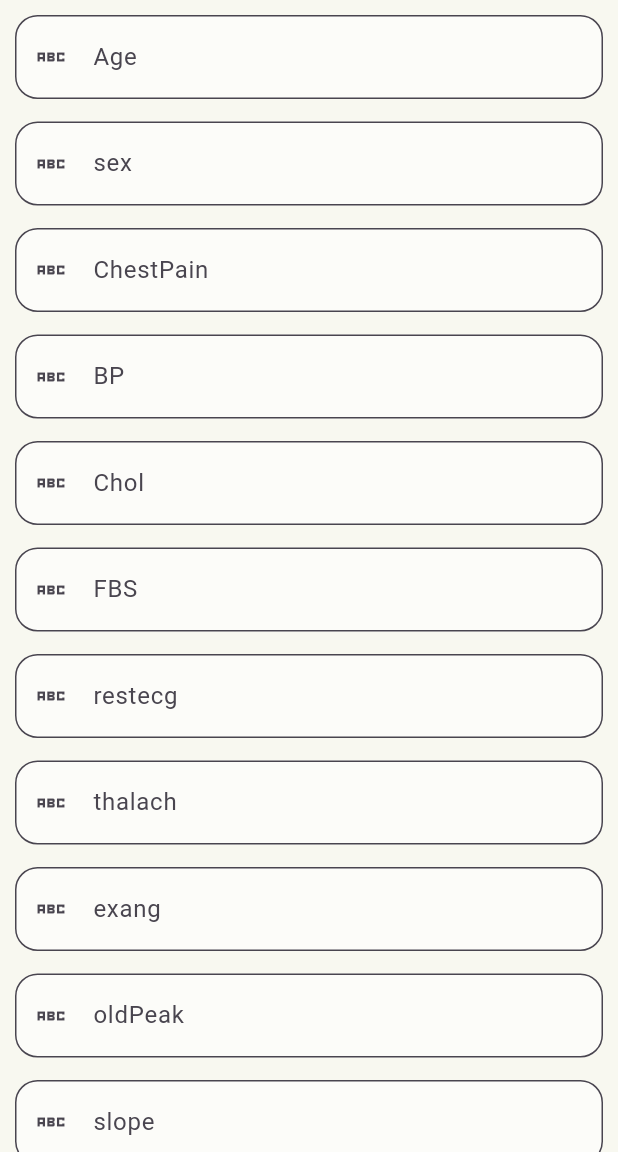
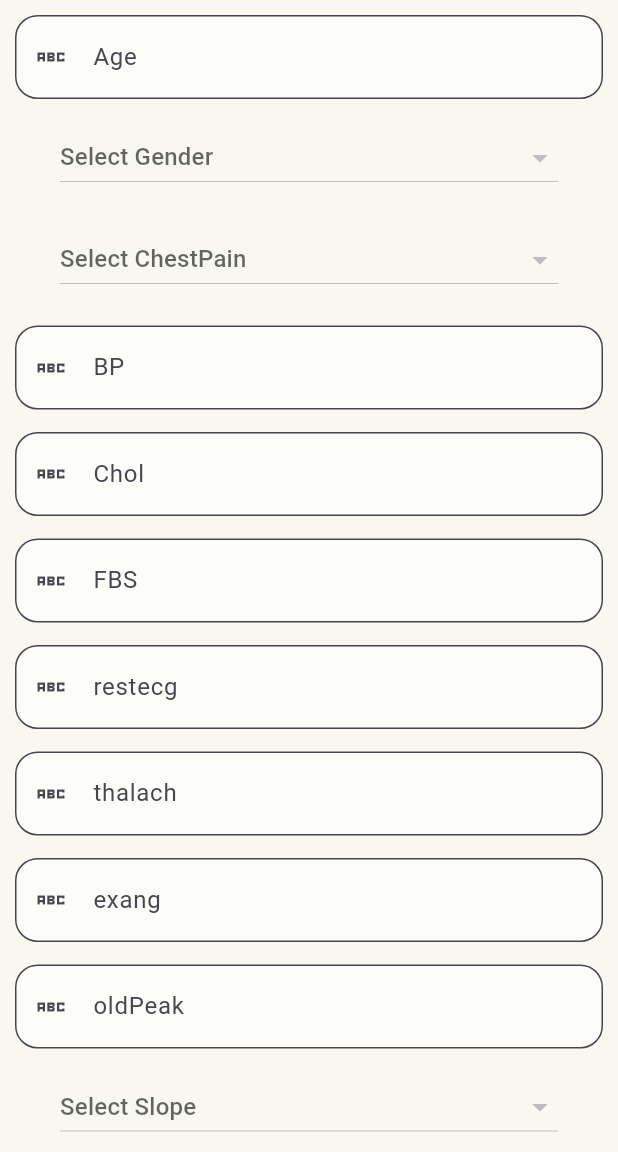
Before and after one commit to padman-1/heart-disease-prediction-mobile-app, a Flutter app: the screen it shows after launch, on a phone screen of 412 x 824 dp, the part 84-1236 px from its top. Run offline on Flutter 3.47's test engine with Material 3 defaults, Android fonts, the phone set to English and light mode, and no system bars; our stand-ins replace bloc, dio, flutter_bloc; generated files the repository leaves out were written again.

Commit message:
modified home page to include dropdown fields

```diff
--- a/lib/pages/home_page.dart
+++ b/lib/pages/home_page.dart
@@ -5,7 +5,11 @@ import 'package:flutter_bloc/flutter_bloc.dart';
 import 'package:heart_disease_mobile_app/bloc/cubit/heart_disease_cubit.dart';
 import 'package:heart_disease_mobile_app/models/heart_disease_model.dart';
 import 'package:heart_disease_mobile_app/service/api_service.dart';
+import 'package:heart_disease_mobile_app/widgets/chest_pain_dropdown.dart';
 import 'package:heart_disease_mobile_app/widgets/custom_textfield.dart';
+import 'package:heart_disease_mobile_app/widgets/gender_dropdown.dart';
+import 'package:heart_disease_mobile_app/widgets/slope_dropdown.dart';
+import 'package:heart_disease_mobile_app/widgets/thal_dropdown.dart';
 
 class HomePage extends StatefulWidget {
   const HomePage({super.key});
@@ -35,6 +39,12 @@ class _HomePageState extends State<HomePage> {
   late int sex; // 0 for female, 1 for male
   late int bloodPressure;
   late int cholesterol;
+
+  int _selectedGender = -1;
+  int _selectedChestPain = -1;
+  int _selectedSlope = -1;
+  int _selectedThal = -1;
+
   @override
   Widget build(BuildContext context) {
     return BlocProvider(
@@ -114,26 +124,40 @@ class _HomePageState extends State<HomePage> {
                         );
                       },
                     ),
-                    Builder(
-                      builder: (context) {
-                        return CustomTextField(
-                          hintext: "sex",
-                          label: Text('sex'),
-                          icon: Icon(Icons.abc_sharp),
-                          controller: sexController,
-                        );
-                      },
-                    ),
-                    Builder(
-                      builder: (context) {
-                        return CustomTextField(
-                          hintext: "ChestPain",
-                          label: Text('ChestPain'),
-                          icon: Icon(Icons.abc_sharp),
-                          controller: chestPainController,
-                        );
-                      },
-                    ),
+                    GenderDropdown(onGenderSelected: (int genderValue) {
+                      setState(() {
+                        _selectedGender = genderValue;
+                        print(_selectedGender);
+                      });
+                    }),
+                    ChestPainDropdown(
+                        onChestPainSelected: (int chestPainValue) {
+                      setState(() {
+                        _selectedChestPain = chestPainValue;
+                        print(_selectedChestPain);
+                      });
+                    }),
+                    // Builder(
+                    //   builder: (context) {
+                    //     return CustomTextField(
+                    //       hintext: "sex",
+                    //       label: Text('sex'),
+                    //       icon: Icon(Icons.abc_sharp),
+                    //       controller: sexController,
+                    //     );
+                    //   },
+                    // ),
+
+                    // Builder(
+                    //   builder: (context) {
+                    //     return CustomTextField(
+                    //       hintext: "ChestPain",
+                    //       label: Text('ChestPain'),
+                    //       icon: Icon(Icons.abc_sharp),
+                    //       controller: chestPainController,
+                    //     );
+                    //   },
+                    // ),
                     Builder(
                       builder: (context) {
                         return CustomTextField(
@@ -204,16 +228,22 @@ class _HomePageState extends State<HomePage> {
                         );
                       },
                     ),
-                    Builder(
-                      builder: (context) {
-                        return CustomTextField(
-                          hintext: "slope",
-                          label: Text('slope'),
-                          icon: Icon(Icons.abc_sharp),
-                          controller: slopeController,
-                        );
-                      },
-                    ),
+                    SlopeDropdown(onSlopeSelected: (int slopeValue) {
+                      setState(() {
+                        _selectedSlope = slopeValue;
+                        print(_selectedSlope);
+                      });
+                    }),
+                    // Builder(
+                    //   builder: (context) {
+                    //     return CustomTextField(
+                    //       hintext: "slope",
+                    //       label: Text('slope'),
+                    //       icon: Icon(Icons.abc_sharp),
+                    //       controller: slopeController,
+                    //     );
+                    //   },
+                    // ),
                     Builder(
                       builder: (context) {
                         return CustomTextField(
@@ -224,16 +254,22 @@ class _HomePageState extends State<HomePage> {
                         );
                       },
                     ),
-                    Builder(
-                      builder: (context) {
-                        return CustomTextField(
-                          hintext: "thal",
-                          label: Text('thal'),
-                          icon: Icon(Icons.abc_sharp),
-                          controller: thalController,
-                        );
-                      },
-                    ),
+                    ThalDropdown(onThalSelected: (int thalValue) {
+                      setState(() {
+                        _selectedThal = thalValue;
+                        print(_selectedThal);
+                      });
+                    }),
+                    // Builder(
+                    //   builder: (context) {
+                    //     return CustomTextField(
+                    //       hintext: "thal",
+                    //       label: Text('thal'),
+                    //       icon: Icon(Icons.abc_sharp),
+                    //       controller: thalController,
+                    //     );
+                    //   },
+                    // ),
                     Builder(
                       builder: (context) {
                         final isLoading =
@@ -251,8 +287,8 @@ class _HomePageState extends State<HomePage> {
                               onPressed: () {
                                 final input = HeartDiseaseModel(
                                   age: int.parse(ageController.text),
-                                  sex: int.parse(sexController.text),
-                                  cp: int.parse(chestPainController.text),
+                                  sex: _selectedGender,
+                                  cp: _selectedChestPain,
                                   trestbps:
                                       int.parse(bloodPressureController.text),
                                   chol: int.parse(cholesterolController.text),
@@ -261,7 +297,7 @@ class _HomePageState extends State<HomePage> {
                                   thalach: int.parse(thalachController.text),
                                   exang: int.parse(exangController.text),
                                   oldpeak: double.parse(oldpeakController.text),
-                                  slope: int.parse(slopeController.text),
+                                  slope: _selectedSlope,
                                   ca: int.parse(caController.text),
                                   thal: int.parse(thalController.text),
                                 );
```
